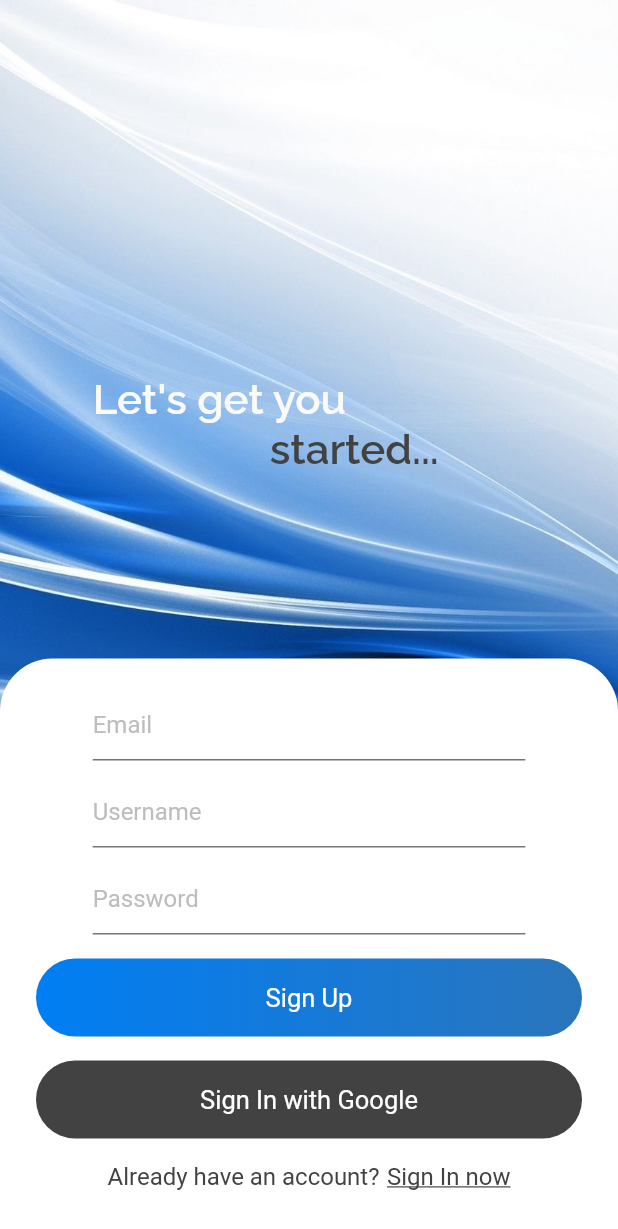
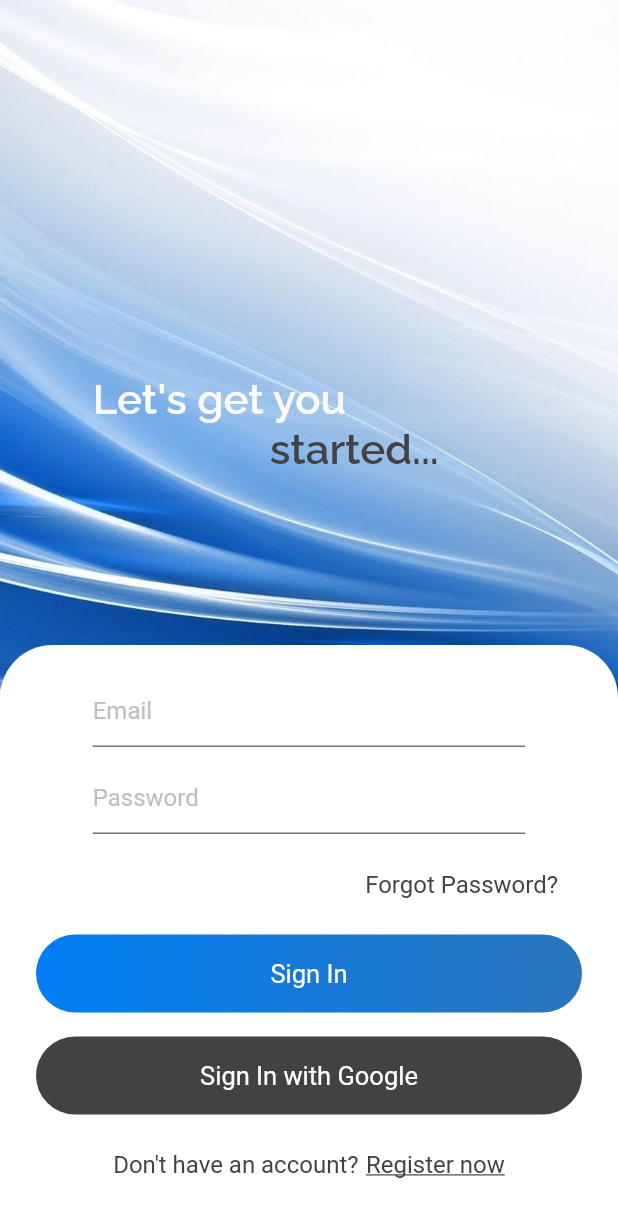
Before and after one commit to ryanemm/campus, a Flutter app: the screen it shows after launch, on a phone screen of 412 x 824 dp. Shown: the top 1229 px of the screen. Run offline on Flutter 3.47's test engine with Material 2 defaults, Android fonts, the light colour scheme and no system bars; our stand-ins replace firebase_auth, firebase_core, google_fonts; missing offline and left inert: cloud_firestore_web, firebase_auth_web, firebase_core_web, firebase_storage_web, image_picker_for_web, shared_preferences_web; accounts and stored records are empty.

Commit message:
toggle methods signUp/signIn

```diff
--- a/lib/helper/authenticate.dart
+++ b/lib/helper/authenticate.dart
@@ -0,0 +1,25 @@
+import 'package:campus/screens/signin.dart';
+import 'package:campus/screens/signup.dart';
+import "package:flutter/material.dart";
+
+class Authenticate extends StatefulWidget {
+  @override
+  _AuthenticateState createState() => _AuthenticateState();
+}
+
+class _AuthenticateState extends State<Authenticate> {
+
+  bool showSignIn = true;
+
+  void toggleView() {
+    //change the value of showSignIn depending on current value
+    setState(() {
+      //assign opposite boolean value
+      showSignIn = !showSignIn;
+    });
+  }
+  @override
+  Widget build(BuildContext context) {
+    return showSignIn ? SignIn(toggleView) : SignUp(toggleView);
+  }
+}
--- a/lib/main.dart
+++ b/lib/main.dart
@@ -2,6 +2,8 @@ import 'package:campus/screens/signin.dart';
 import 'package:campus/screens/signup.dart';
 import 'package:flutter/material.dart';
 import 'package:firebase_core/firebase_core.dart';
+
+import 'helper/authenticate.dart';
 
 void main() async {
   WidgetsFlutterBinding.ensureInitialized();
@@ -21,7 +23,7 @@ class MyApp extends StatelessWidget {
 
         primarySwatch: Colors.blue,
       ),
-      home: SignUp(),
+      home: Authenticate(),
     );
   }
 }
--- a/lib/screens/signin.dart
+++ b/lib/screens/signin.dart
@@ -1,8 +1,11 @@
 import 'package:campus/widgets/widgets.dart';
 import "package:flutter/material.dart";
 import "package:google_fonts/google_fonts.dart";
+import "package:campus/helper/authenticate.dart";
 
 class SignIn extends StatefulWidget {
+  final Function toggle;
+  SignIn(this.toggle);
 
   @override
   _SignInState createState() => _SignInState();
@@ -141,14 +144,20 @@ class _SignInState extends State<SignIn> {
                   style: simpleTextStyle(),
                 ),
                 SizedBox(width: 5),
-                Text(
-                  "Register now",
-                  style: TextStyle(
+                GestureDetector(
+                  onTap: () {
+                    widget.toggle();
+                  },
+                  child: Container(
+                    padding: EdgeInsets.symmetric(vertical: 8),
+                    child: Text(
+                      "Register now",
+                      style: TextStyle(
                     color: Colors.grey[800],
                     fontSize: 16,
                     decoration: TextDecoration.underline
                   )
-                ),
+                ),),),
               ],
             ),
             SizedBox(height: 30),
```
Also changed, not shown: lib/screens/chat_room_screen.dart (+25 -1 lines), lib/screens/signup.dart (+14 -5 lines).
